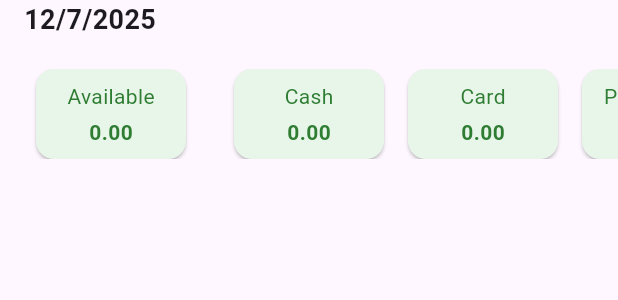
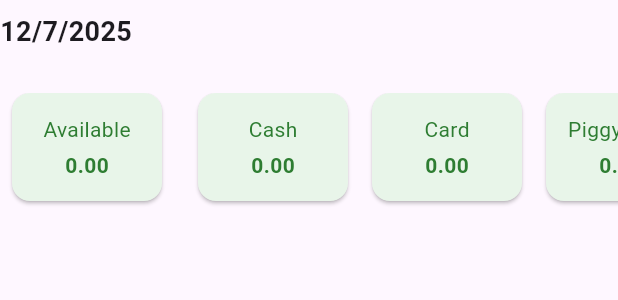
Before and after one commit to vukbundalo/platrare, a Flutter app: the DayGroup widget shown alone on an empty page, opened directly with empty values, on a phone screen of 412 x 824 dp. Shown: the top 300 px of the screen. Run offline on Flutter 3.47's test engine with Material 3 defaults, Android fonts, the phone set to English and light mode, and no system bars.

Commit message:
Formating card look  on horizontal ribon in plan and track

```diff
--- a/lib/data/dummy_planned.dart
+++ b/lib/data/dummy_planned.dart
@@ -1,5 +1,3 @@
 import 'package:platrare/models/transaction_item.dart';
 
-List<TransactionItem> dummyPlanned = [
-
-];
+List<TransactionItem> dummyPlanned = [];
--- a/lib/screens/track/track_screen.dart
+++ b/lib/screens/track/track_screen.dart
@@ -130,7 +130,9 @@ class TrackScreenState extends State<TrackScreen> {
               child: Text(
                 '${entry.key.day}/${entry.key.month}/${entry.key.year}',
                 style: const TextStyle(
-                    fontSize: 18, fontWeight: FontWeight.bold),
+                  fontSize: 18,
+                  fontWeight: FontWeight.bold,
+                ),
               ),
             ),
 
@@ -156,7 +158,9 @@ class TrackScreenState extends State<TrackScreen> {
                 },
                 child: Card(
                   margin: const EdgeInsets.symmetric(
-                      horizontal: 16, vertical: 4),
+                    horizontal: 16,
+                    vertical: 4,
+                  ),
                   child: ListTile(
                     leading: tx.displayIcon,
                     title: Text(tx.displayTitle),
@@ -202,24 +206,27 @@ class TrackScreenState extends State<TrackScreen> {
       day,
     );
     final avail = proj.entries
-        .where((e) =>
-            e.key.type == AccountType.personal && e.key.includeInBalance)
+        .where(
+          (e) => e.key.type == AccountType.personal && e.key.includeInBalance,
+        )
         .fold(0.0, (s, e) => s + e.value);
     final liquid = proj.entries
         .where((e) => e.key.type == AccountType.personal)
         .fold(0.0, (s, e) => s + e.value);
 
-    final personalBalances = dummyAccounts
+    final personalBalances =
+        dummyAccounts
             .where((a) => a.type == AccountType.personal)
             .map((a) => a.copyWith(balance: proj[a]!))
             .toList();
-    final partnerBalances = dummyAccounts
+    final partnerBalances =
+        dummyAccounts
             .where((a) => a.type == AccountType.partner)
             .map((a) => a.copyWith(balance: proj[a]!))
             .toList();
 
     return SizedBox(
-      height: 60,
+      height: 80,
       child: ListView(
         scrollDirection: Axis.horizontal,
         padding: const EdgeInsets.symmetric(horizontal: 16),
--- a/lib/widgets/account_balance_card.dart
+++ b/lib/widgets/account_balance_card.dart
@@ -10,7 +10,7 @@ class AccountBalanceCard extends StatelessWidget {
     final isPositive = account.balance >= 0;
     return Card(
       color: isPositive ? Colors.green[50] : Colors.red[50],
-      margin: EdgeInsets.symmetric(horizontal: 8),
+      margin: EdgeInsets.only(bottom: 8, left: 8, right: 8),
       child: Container(
         width: 100,
         padding: EdgeInsets.all(8),
--- a/lib/widgets/day_group.dart
+++ b/lib/widgets/day_group.dart
@@ -62,7 +62,7 @@ class DayGroup extends StatelessWidget {
         children: [
           // — Date header —
           Padding(
-            padding: const EdgeInsets.symmetric(horizontal: 16),
+            padding: const EdgeInsets.symmetric(vertical: 8),
             child: Text(
               '${day.day}/${day.month}/${day.year}',
               style: const TextStyle(fontSize: 18, fontWeight: FontWeight.bold),
@@ -79,7 +79,7 @@ class DayGroup extends StatelessWidget {
               background: Container(
                 color: Colors.green,
                 alignment: Alignment.centerLeft,
-                padding: const EdgeInsets.only(left: 16),
+                padding: const EdgeInsets.only(right: 16),
                 child: const Icon(Icons.check, color: Colors.white),
               ),
               onDismissed: (_) => onRealize(tx),
@@ -100,10 +100,10 @@ class DayGroup extends StatelessWidget {
 
           // — Horizontal balances ribbon —
           SizedBox(
-            height: 60,
+            height: 80,
             child: ListView(
               scrollDirection: Axis.horizontal,
-              padding: const EdgeInsets.symmetric(horizontal: 16),
+              padding: const EdgeInsets.symmetric(horizontal: 8),
               children: [
                 TransactionAccountsSummaryCard(
                   label: 'Available',
--- a/lib/widgets/transaction_accounts_summary_card.dart
+++ b/lib/widgets/transaction_accounts_summary_card.dart
@@ -14,7 +14,7 @@ class TransactionAccountsSummaryCard extends StatelessWidget {
     final isPositive = value >= 0;
     return Card(
       color: isPositive ? Colors.green[50] : Colors.red[50],
-      margin: EdgeInsets.symmetric(horizontal: 8),
+      margin: EdgeInsets.only(bottom: 8),
       child: Container(
         width: 100,
         padding: EdgeInsets.all(8),
```
Lines whose indentation alone changed are shown as unchanged.
